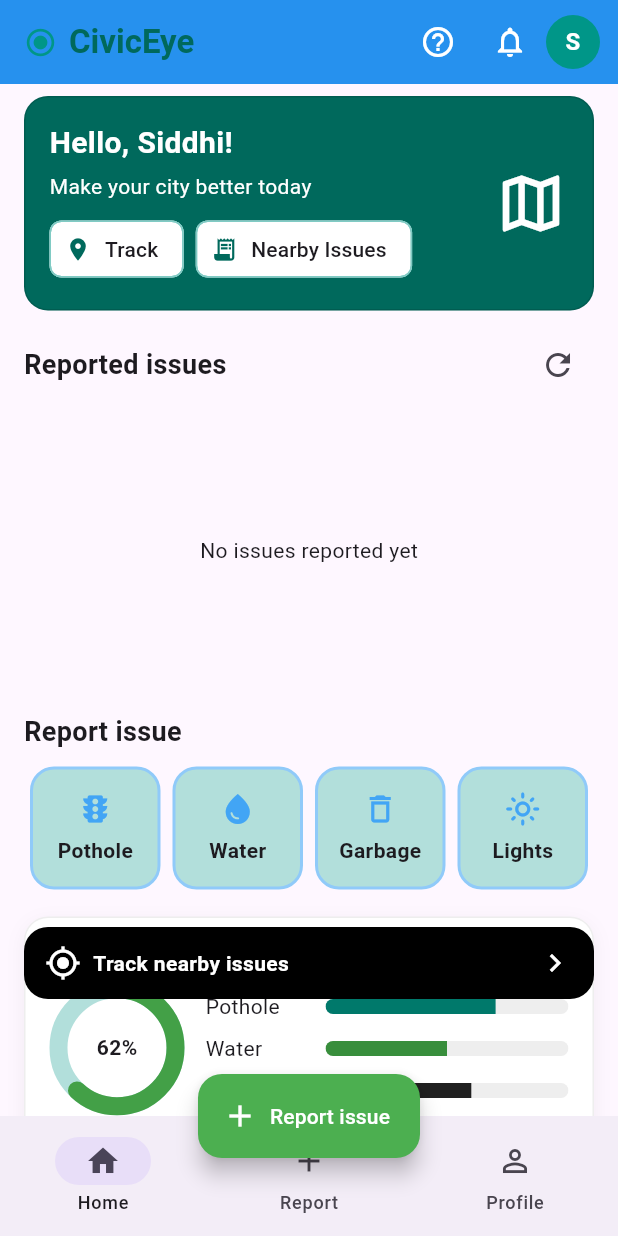
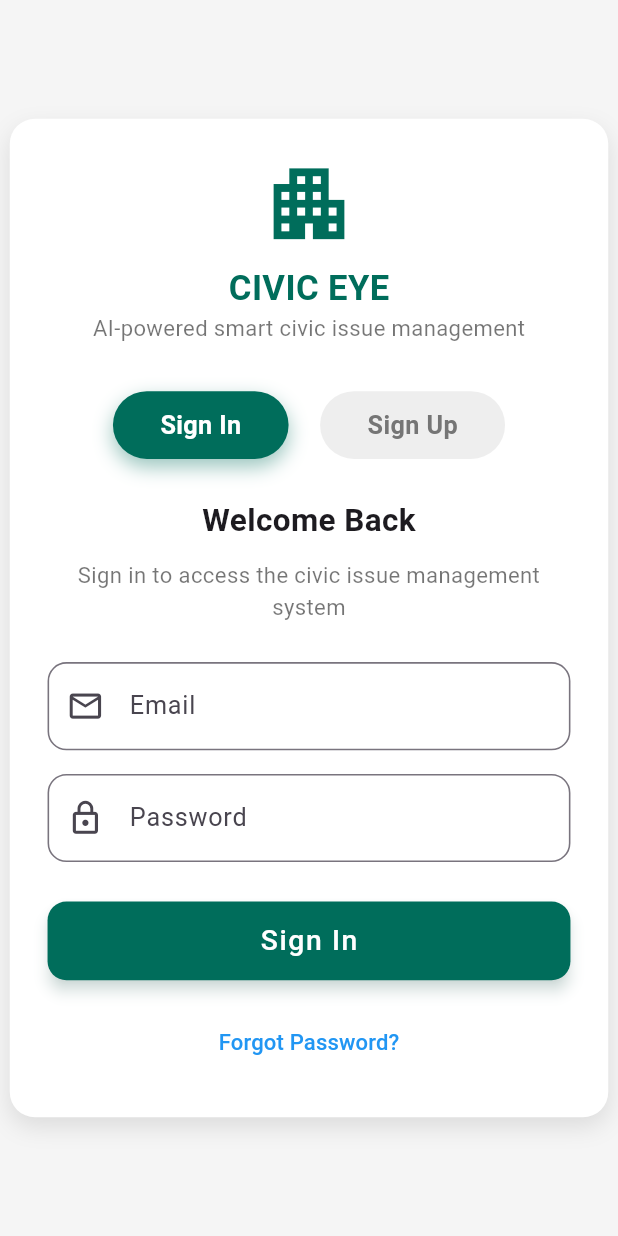
Before and after one commit to Atharvmulik/AI-Powered-System-for-Smart-Urban-Issue-Redressal, a Flutter app: the screen it shows after launch, on a phone screen of 412 x 824 dp. Run offline on Flutter 3.47's test engine with Material 3 defaults, Android fonts, the light colour scheme and no system bars; our stand-ins replace geocoding, geolocator.

Commit message:
api integration with login page

```diff
--- a/lib/config/api_config.dart
+++ b/lib/config/api_config.dart
@@ -5,16 +5,15 @@ class ApiConfig {
   // For Android emulator: use 10.0.2.2 to connect to localhost
   static const String baseUrl = 'http://10.0.2.2:8000';
 
-  // For iOS simulator: use localhost
-  // static const String baseUrl = 'http://localhost:8000';
-
-  // For physical device testing: use your computer's IP address
-  // static const String baseUrl = 'http://192.168.1.100:8000'; // Replace with your IP
 
   // Authentication endpoints
-  static const String login = '$baseUrl/auth/login';
-  static const String register = '$baseUrl/auth/register';
-  static const String logout = '$baseUrl/auth/logout';
+  static const String loginEndpoint = '$baseUrl/auth/login';
+  static const String registerEndpoint = '$baseUrl/auth/register';
+  static const String logoutEndpoint = '$baseUrl/auth/logout';
+  static const String reportIssueEndpoint = '/issues/report';
+  static const String getIssuesEndpoint = '/issues';
+  static const String uploadImageEndpoint = '/upload';
+
   static const String refreshToken = '$baseUrl/auth/refresh';
 
   // User management endpoints
--- a/lib/main.dart
+++ b/lib/main.dart
@@ -1,6 +1,5 @@
-// lib/main.dart - Enhanced version with navigation
-
 import 'package:flutter/material.dart';
+import 'screens/auth/login_page.dart'; // Add this import
 import 'pages/report_page.dart';
 import 'screens/dashboard/correcteddashboard.dart';
 
@@ -25,8 +24,9 @@ class CivicEyeApp extends StatelessWidget {
           elevation: 2,
         ),
       ),
-      home: const DashboardScreen(),
+      home: const LoginSignupPage(), // Change this to login page
       routes: {
+        '/login': (context) => const LoginSignupPage(), // Add login route
         '/report': (context) => ReportPage(),
         '/dashboard': (context) => const DashboardScreen(),
       },
@@ -35,7 +35,7 @@ class CivicEyeApp extends StatelessWidget {
   }
 }
 
-// Optional: If you want to add a bottom navigation bar
+// Optional: Enhanced MainNavigationScreen with logout
 class MainNavigationScreen extends StatefulWidget {
   const MainNavigationScreen({super.key});
 
@@ -48,12 +48,24 @@ class _MainNavigationScreenState extends State<MainNavigationScreen> {
 
   final List<Widget> _screens = [
     const DashboardScreen(),
-    ReportPage(), // You can add more screens here
+    ReportPage(),
   ];
 
   @override
   Widget build(BuildContext context) {
     return Scaffold(
+      appBar: AppBar(
+        title: const Text('CivicEye'),
+        actions: [
+          IconButton(
+            icon: const Icon(Icons.logout),
+            onPressed: () {
+              // Navigate back to login page
+              Navigator.pushReplacementNamed(context, '/login');
+            },
+          ),
+        ],
+      ),
       body: _screens[_currentIndex],
       bottomNavigationBar: BottomNavigationBar(
         currentIndex: _currentIndex,
--- /dev/null
+++ b/lib/screens/auth/login_page.dart
@@ -0,0 +1,376 @@
+import 'package:flutter/material.dart';
+import '/services/auth_service.dart'; // Add this import
+
+class LoginSignupPage extends StatefulWidget {
+  const LoginSignupPage({super.key});
+
+  @override
+  State<LoginSignupPage> createState() => _LoginSignupPageState();
+}
+
+class _LoginSignupPageState extends State<LoginSignupPage>
+    with SingleTickerProviderStateMixin {
+  bool isLogin = true;
+  final _formKey = GlobalKey<FormState>();
+
+  final TextEditingController emailController = TextEditingController();
+  final TextEditingController passwordController = TextEditingController();
+  final TextEditingController confirmPasswordController =
+      TextEditingController();
+
+  String selectedRole = 'Citizen';
+  late AnimationController _controller;
+  late Animation<double> _scaleAnimation;
+  bool _isLoading = false; // Add loading state
+
+  @override
+  void initState() {
+    super.initState();
+
+    // Animation for pop-up effect
+    _controller =
+        AnimationController(vsync: this, duration: const Duration(milliseconds: 250));
+    _scaleAnimation =
+        Tween<double>(begin: 0.95, end: 1.05).animate(CurvedAnimation(
+      parent: _controller,
+      curve: Curves.easeInOut,
+    ));
+    _controller.forward(); // Start animation
+  }
+
+  @override
+  void dispose() {
+    _controller.dispose();
+    super.dispose();
+  }
+
+  void toggleTab(bool loginSelected) {
+    setState(() {
+      isLogin = loginSelected;
+    });
+    _controller.forward(from: 0.0);
+  }
+
+  // Add this method for API call
+  Future<void> _handleAuth() async {
+    if (_formKey.currentState!.validate()) {
+      setState(() {
+        _isLoading = true;
+      });
+
+      ScaffoldMessenger.of(context).showSnackBar(
+        SnackBar(content: Text(isLogin ? "Signing in..." : "Creating account..."))
+      );
+
+      final AuthService authService = AuthService();
+      final Map<String, dynamic> result;
+
+      try {
+        if (isLogin) {
+          result = await authService.login(
+            emailController.text.trim(),
+            passwordController.text,
+          );
+        } else {
+          result = await authService.register(
+            emailController.text.trim(),
+            passwordController.text,
+            selectedRole,
+          );
+        }
+
+        if (result['success']) {
+          ScaffoldMessenger.of(context).showSnackBar(
+            SnackBar(
+              content: Text(isLogin ? "Login successful!" : "Account created!"),
+              backgroundColor: Colors.green,
+            )
+          );
+          // Navigate to dashboard after successful auth
+          Navigator.pushReplacementNamed(context, '/dashboard');
+        } else {
+          ScaffoldMessenger.of(context).showSnackBar(
+            SnackBar(
+              content: Text("Error: ${result['error']}"),
+              backgroundColor: Colors.red,
+            )
+          );
+        }
+      } catch (e) {
+        ScaffoldMessenger.of(context).showSnackBar(
+          SnackBar(
+            content: Text("Network error: $e"),
+            backgroundColor: Colors.red,
+          )
+        );
+      } finally {
+        setState(() {
+          _isLoading = false;
+        });
+      }
+    }
+  }
+
+  @override
+  Widget build(BuildContext context) {
+    const tealColor = Color(0xFF006D5B); // darker teal
+
+    return Scaffold(
+      backgroundColor: Colors.grey[100],
+      body: Center(
+        child: SingleChildScrollView(
+          child: ScaleTransition(
+            scale: _scaleAnimation,
+            child: Container(
+              width: 380,
+              padding: const EdgeInsets.all(24),
+              decoration: BoxDecoration(
+                color: Colors.white,
+                borderRadius: BorderRadius.circular(16),
+                boxShadow: [
+                  BoxShadow(
+                    color: Colors.black.withOpacity(0.1),
+                    blurRadius: 12,
+                    offset: const Offset(0, 6),
+                  ),
+                ],
+              ),
+              child: Column(
+                mainAxisSize: MainAxisSize.min,
+                children: [
+                  const Icon(Icons.apartment, size: 60, color: tealColor),
+                  const SizedBox(height: 8),
+                  const Text(
+                    "CIVIC EYE",
+                    style: TextStyle(
+                        fontSize: 22,
+                        fontWeight: FontWeight.bold,
+                        color: tealColor),
+                  ),
+                  const Text(
+                    "AI-powered smart civic issue management",
+                    style: TextStyle(color: Colors.black54),
+                  ),
+                  const SizedBox(height: 30),
+
+                  // Toggle Tabs (Rounded with Hover)
+                  Row(
+                    mainAxisAlignment: MainAxisAlignment.center,
+                    children: [
+                      _buildTabButton("Sign In", true, tealColor),
+                      const SizedBox(width: 20),
+                      _buildTabButton("Sign Up", false, tealColor),
+                    ],
+                  ),
+                  const SizedBox(height: 25),
+
+                  // Title
+                  Text(
+                    isLogin ? "Welcome Back" : "Create Account",
+                    style: const TextStyle(
+                        fontSize: 20, fontWeight: FontWeight.bold),
+                  ),
+                  const SizedBox(height: 10),
+                  Text(
+                    isLogin
+                        ? "Sign in to access the civic issue management system"
+                        : "Join the smart civic issue management system",
+                    textAlign: TextAlign.center,
+                    style: const TextStyle(color: Colors.black54),
+                  ),
+                  const SizedBox(height: 25),
+
+                  // Form Fields
+                  Form(
+                    key: _formKey,
+                    child: Column(
+                      children: [
+                        TextFormField(
+                          controller: emailController,
+                          decoration: InputDecoration(
+                            labelText: "Email",
+                            prefixIcon: const Icon(Icons.email_outlined),
+                            border: OutlineInputBorder(
+                              borderRadius: BorderRadius.circular(12),
+                            ),
+                          ),
+                          keyboardType: TextInputType.emailAddress,
+                          validator: (value) {
+                            if (value == null || value.isEmpty) {
+                              return "Please enter your email";
+                            }
+                            if (!value.contains('@')) {
+                              return "Please enter a valid email";
+                            }
+                            return null;
+                          },
+                        ),
+                        const SizedBox(height: 15),
+                        TextFormField(
+                          controller: passwordController,
+                          decoration: InputDecoration(
+                            labelText: "Password",
+                            prefixIcon: const Icon(Icons.lock_outline),
+                            border: OutlineInputBorder(
+                              borderRadius: BorderRadius.circular(12),
+                            ),
+                          ),
+                          obscureText: true,
+                          validator: (value) {
+                            if (value == null || value.isEmpty) {
+                              return "Please enter your password";
+                            }
+                            if (value.length < 6) {
+                              return "Password must be at least 6 characters";
+                            }
+                            return null;
+                          },
+                        ),
+
+                        if (!isLogin) ...[
+                          const SizedBox(height: 15),
+                          TextFormField(
+                            controller: confirmPasswordController,
+                            decoration: InputDecoration(
+                              labelText: "Confirm Password",
+                              prefixIcon:
+                                  const Icon(Icons.lock_person_outlined),
+                              border: OutlineInputBorder(
+                                borderRadius: BorderRadius.circular(12),
+                              ),
+                            ),
+                            obscureText: true,
+                            validator: (value) {
+                              if (value == null || value.isEmpty) {
+                                return "Please confirm your password";
+                              }
+                              if (value != passwordController.text) {
+                                return "Passwords do not match";
+                              }
+                              return null;
+                            },
+                          ),
+                          const SizedBox(height: 15),
+                          DropdownButtonFormField<String>(
+                            value: selectedRole,
+                            decoration: InputDecoration(
+                              labelText: "Role",
+                              prefixIcon: const Icon(Icons.person_outline),
+                              border: OutlineInputBorder(
+                                borderRadius: BorderRadius.circular(12),
+                              ),
+                            ),
+                            items: const [
+                              DropdownMenuItem(
+                                  value: 'Citizen', child: Text('Citizen')),
+                              DropdownMenuItem(
+                                  value: 'Admin', child: Text('Admin')),
+                            ],
+                            onChanged: (value) {
+                              setState(() => selectedRole = value!);
+                            },
+                            validator: (value) {
+                              if (value == null || value.isEmpty) {
+                                return "Please select a role";
+                              }
+                              return null;
+                            },
+                          ),
+                        ],
+                      ],
+                    ),
+                  ),
+
+                  const SizedBox(height: 25),
+
+                  // Submit Button - UPDATED WITH API CALL
+                  ElevatedButton(
+                    style: ElevatedButton.styleFrom(
+                      minimumSize: const Size(double.infinity, 50),
+                      backgroundColor: tealColor,
+                      shape: RoundedRectangleBorder(
+                        borderRadius: BorderRadius.circular(12),
+                      ),
+                      elevation: 4,
+                      shadowColor: tealColor.withOpacity(0.4),
+                    ),
+                    onPressed: _isLoading ? null : _handleAuth, // Disable when loading
+                    child: _isLoading
+                        ? const SizedBox(
+                            height: 20,
+                            width: 20,
+                            child: CircularProgressIndicator(
+                              strokeWidth: 2,
+                              valueColor: AlwaysStoppedAnimation<Color>(Colors.white),
+                            ),
+                          )
+                        : Text(
+                            isLogin ? "Sign In" : "Create Account",
+                            style: const TextStyle(
+                                fontSize: 18, color: Colors.white, letterSpacing: 1),
+                          ),
+                  ),
+
+                  // Add forgot password link for login
+                  if (isLogin) ...[
+                    const SizedBox(height: 15),
+                    TextButton(
+                      onPressed: _isLoading ? null : () {
+                        // TODO: Implement forgot password
+                        ScaffoldMessenger.of(context).showSnackBar(
+                          const SnackBar(content: Text("Forgot password feature coming soon!"))
+                        );
+                      },
+                      child: const Text(
+                        "Forgot Password?",
+                        style: TextStyle(color: Colors.blue),
+                      ),
+                    ),
+                  ],
+                ],
+              ),
+            ),
+          ),
+        ),
+      ),
+    );
+  }
+
+  Widget _buildTabButton(String label, bool loginTab, Color tealColor) {
+    final bool isActive = loginTab == isLogin;
+
+    return MouseRegion(
+      onEnter: (_) => _controller.forward(),
+      onExit: (_) => _controller.reverse(),
+      child: GestureDetector(
+        onTap: _isLoading ? null : () => toggleTab(loginTab), // Disable when loading
+        child: AnimatedContainer(
+          duration: const Duration(milliseconds: 250),
+          padding:
+              const EdgeInsets.symmetric(horizontal: 30, vertical: 10),
+          decoration: BoxDecoration(
+            color: isActive ? tealColor : Colors.grey[200],
+            borderRadius: BorderRadius.circular(25),
+            boxShadow: isActive
+                ? [
+                    BoxShadow(
+                      color: tealColor.withOpacity(0.4),
+                      blurRadius: 10,
+                      offset: const Offset(0, 5),
+                    ),
+                  ]
+                : [],
+          ),
+          child: Text(
+            label,
+            style: TextStyle(
+              color: isActive ? Colors.white : Colors.grey[600],
+              fontSize: 16,
+              fontWeight: FontWeight.w600,
+            ),
+          ),
+        ),
+      ),
+    );
+  }
+}
--- a/lib/screens/dashboard/correcteddashboard.dart
+++ b/lib/screens/dashboard/correcteddashboard.dart
@@ -4,7 +4,7 @@ import '../guide/guide.dart';
 import '../track/trackissueimage.dart';
 import '../report/issuereport.dart' as report;
 import '/services/issue_service.dart';
-// import '/pages/report_page.dart'; // Add this import
+
 
 class CivicEyeApp extends StatelessWidget {
   const CivicEyeApp({super.key});
```
Also changed, not shown: lib/services/api_service.dart (+49 -31 lines), lib/services/auth_service.dart (+46 -18 lines), lib/services/issue_service.dart (+64 -30 lines).
